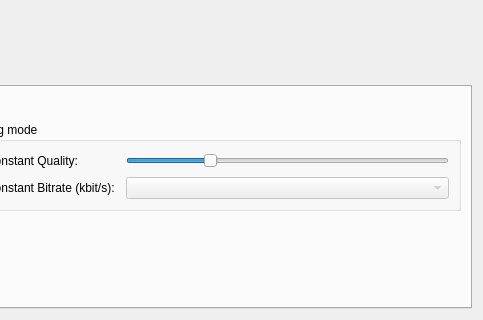
Above: dialog.ui from an146/qtheorafrontend before the change; both pictures show x 282 to 765 and y 137 to 457 of the 765 by 457 pixel window. Below: the same form after it.
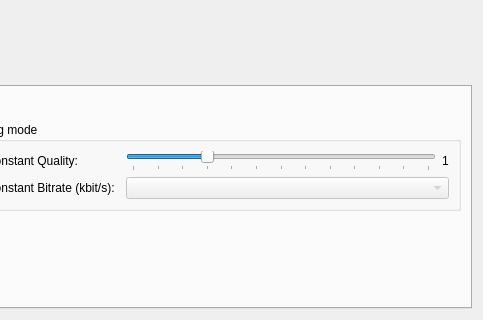
That is the form after the change. Icons and pictures are not drawn. Custom widgets are drawn as their Qt base class.

Commit message: audio_quality_label

Diff of the .ui file:
```diff
--- a/dialog.ui
+++ b/dialog.ui
@@ -570,7 +570,7 @@
           </widget>
          </item>
          <item row="1" column="2" rowspan="3">
-          <widget class="QGroupBox" name="groupBox">
+          <widget class="QGroupBox" name="audio_encoding_mode">
            <property name="enabled">
             <bool>true</bool>
            </property>
@@ -610,20 +610,30 @@
                <enum>Qt::Horizontal</enum>
               </property>
               <property name="tickPosition">
-               <enum>QSlider::NoTicks</enum>
+               <enum>QSlider::TicksBelow</enum>
               </property>
               <property name="tickInterval">
                <number>1</number>
               </property>
              </widget>
             </item>
-            <item row="1" column="1">
+            <item row="1" column="1" colspan="2">
              <widget class="QComboBox" name="audio_bitrate">
               <property name="enabled">
                <bool>false</bool>
               </property>
              </widget>
             </item>
+            <item row="0" column="2">
+             <widget class="QLabel" name="audio_quality_label">
+              <property name="text">
+               <string>1</string>
+              </property>
+              <property name="alignment">
+               <set>Qt::AlignCenter</set>
+              </property>
+             </widget>
+            </item>
            </layout>
           </widget>
          </item>
```
The commit also changes 1 other file.
